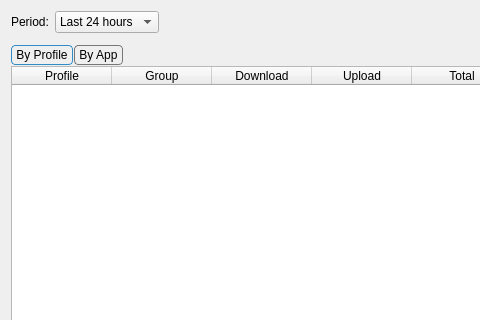
Above: include/ui/stats/dialog_traffic_stats.ui from throneproj/Throne before the change; both pictures show x 0 to 480 and y 0 to 320 of the 900 by 620 pixel window. Below: the same form after it.
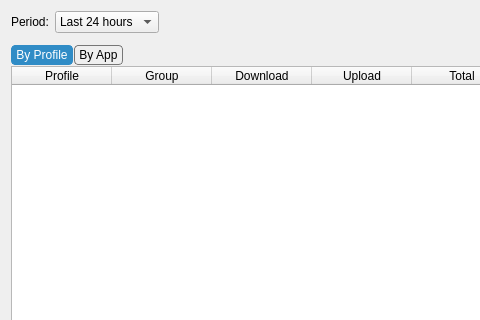
That is the form after the change. Custom widgets are drawn as their Qt base class.

Commit message: Fix #1728: fill the active tab so it stands out from the inactive ones

```diff
--- a/include/ui/stats/dialog_traffic_stats.ui
+++ b/include/ui/stats/dialog_traffic_stats.ui
@@ -118,6 +118,8 @@
 
 QTabBar::tab:selected {
     border: 1px solid palette(highlight);
+    background: palette(highlight);
+    color: palette(highlighted-text);
 }</string>
      </property>
      <property name="currentIndex">
```
The commit also changes 6 other files.
